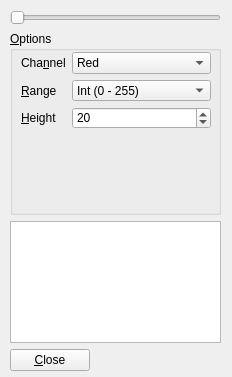
Above: src/Ui/colorslider.ui from sergeyfarin/kyui before the change. Below: the same form after it.
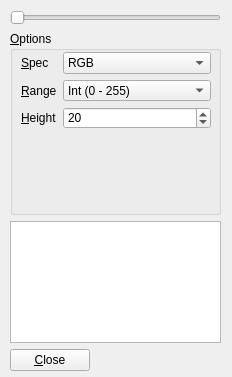
That is the form after the change.

Diff of the .ui file:
```diff
--- a/src/Ui/colorslider.ui
+++ b/src/Ui/colorslider.ui
@@ -44,7 +44,7 @@
       <property name="title">
        <string>&amp;Options</string>
       </property>
-      <widget class="QWidget" name="">
+      <widget class="QWidget" name="layoutWidget">
        <property name="geometry">
         <rect>
          <x>11</x>
@@ -57,7 +57,7 @@
         <item row="0" column="0">
          <widget class="QLabel" name="colorLabel">
           <property name="text">
-           <string>Cha&amp;nnel</string>
+           <string>&amp;Spec</string>
           </property>
           <property name="buddy">
            <cstring>colorBox</cstring>
@@ -68,7 +68,7 @@
          <widget class="QComboBox" name="colorBox">
           <item>
            <property name="text">
-            <string>Red</string>
+            <string>RGB</string>
            </property>
           </item>
           <item>
```
Left out of the diff: 21 changed lines with no effect on the pictures.
